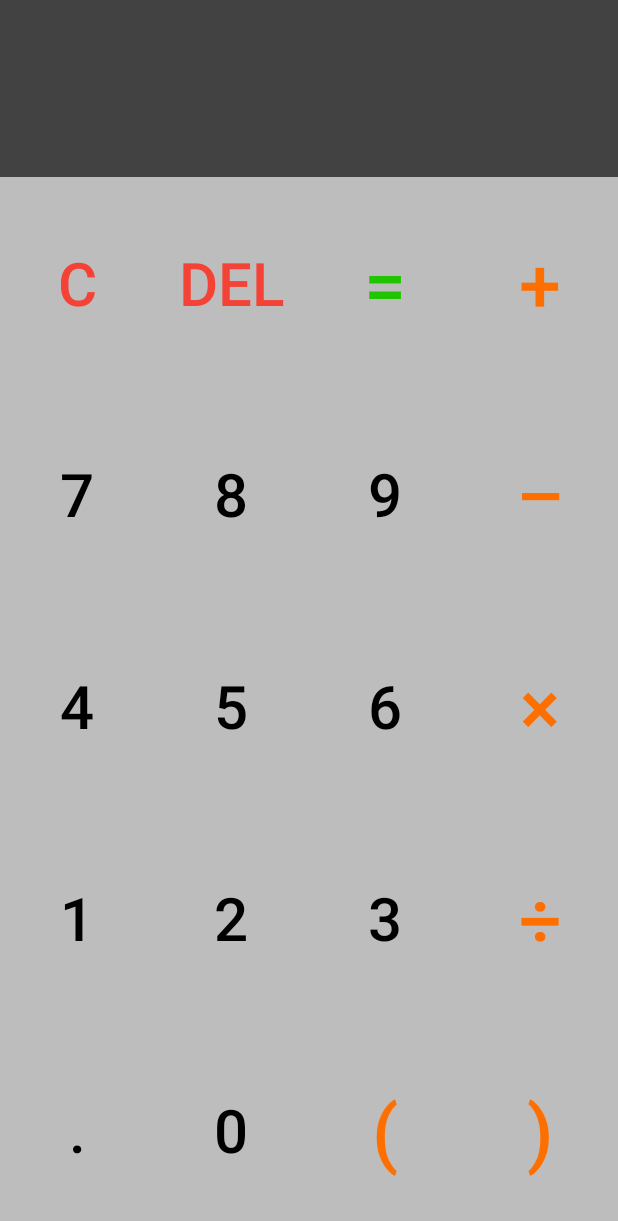
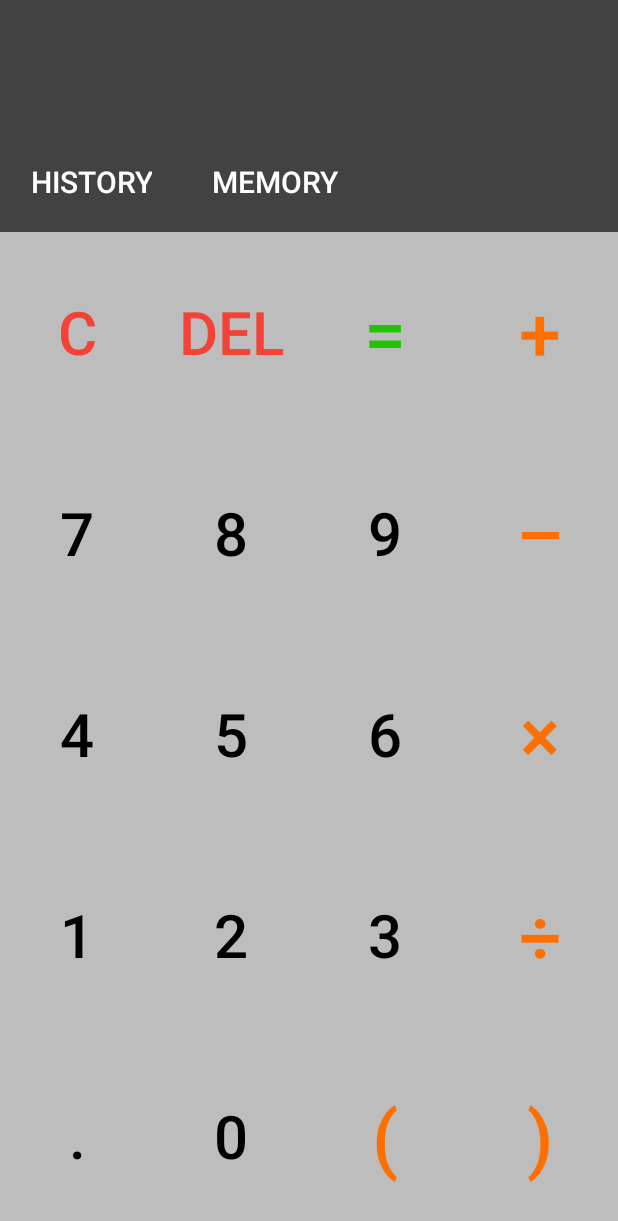
Before and after one commit to Aniruddha-Deb/EasyCalc, an Android app: the screen it shows after launch (MainActivity), on a phone screen of 412 x 824 dp. Shown: the top 1221 px of the screen. Run offline under Robolectric (Android 15) with nearby library versions, the phone set to English and light mode, and no system bars.

Commit message:
Started working on history, memory and answer features

```diff
--- a/android/app/src/main/res/layout/activity_main.xml
+++ b/android/app/src/main/res/layout/activity_main.xml
@@ -12,9 +12,50 @@
         android:layout_weight="1"
         android:textSize="50sp"
         android:id="@+id/exprView"
-        android:padding="25sp"
+        android:paddingStart="25sp"
+        android:paddingEnd="25sp"
+        android:paddingBottom="0sp"
+        android:paddingTop="20sp"
         android:textColor="@android:color/white"
         android:background="@color/colorPrimaryDark"/>
+    </TableRow>
+
+    <TableRow
+        android:background="@color/colorPrimaryDark"
+        style="?android:attr/buttonBarStyle">
+
+        <Button
+            android:background="@color/colorPrimaryDark"
+            style="?android:attr/buttonBarButtonStyle"
+            android:layout_width="wrap_content"
+            android:layout_height="wrap_content"
+            android:textColor="@android:color/white"
+            android:text="@string/history"
+            android:padding="20sp"
+            android:textSize="20sp"/>
+
+        <Button
+            android:background="@color/colorPrimaryDark"
+            style="?android:attr/buttonBarButtonStyle"
+            android:layout_width="wrap_content"
+            android:layout_height="wrap_content"
+            android:textColor="@android:color/white"
+            android:text="@string/memory"
+            android:textSize="20sp"
+            android:padding="20sp"/>
+
+        <Space
+            android:layout_weight="1"/>
+
+        <TextView
+            android:layout_height="wrap_content"
+            android:layout_width="wrap_content"
+            android:textAlignment="viewEnd"
+            android:id="@+id/answerView"
+            android:padding="20sp"
+            android:textColor="@android:color/darker_gray"
+            android:textSize="20sp"/>
+
     </TableRow>
 
     <TableRow
--- a/android/app/src/main/res/values/strings.xml
+++ b/android/app/src/main/res/values/strings.xml
@@ -9,6 +9,9 @@
     <string name="divide">÷</string>
     <string name="lbracket">(</string>
     <string name="rbracket">)</string>
+
+    <string name="history">history</string>
+    <string name="memory">memory</string>
 
     <string name="one">1</string>
     <string name="two">2</string>
```
Also changed, not shown: 1 other file.
